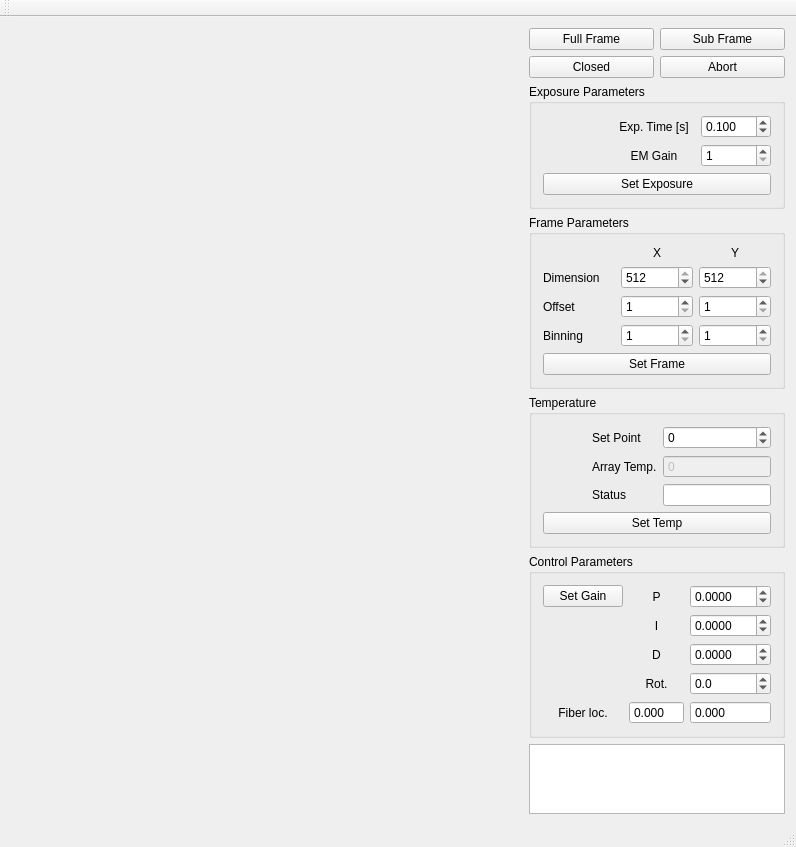
Old version of the form src/fttMainWindow.ui in the repository tmccrack/cameraLibrary.
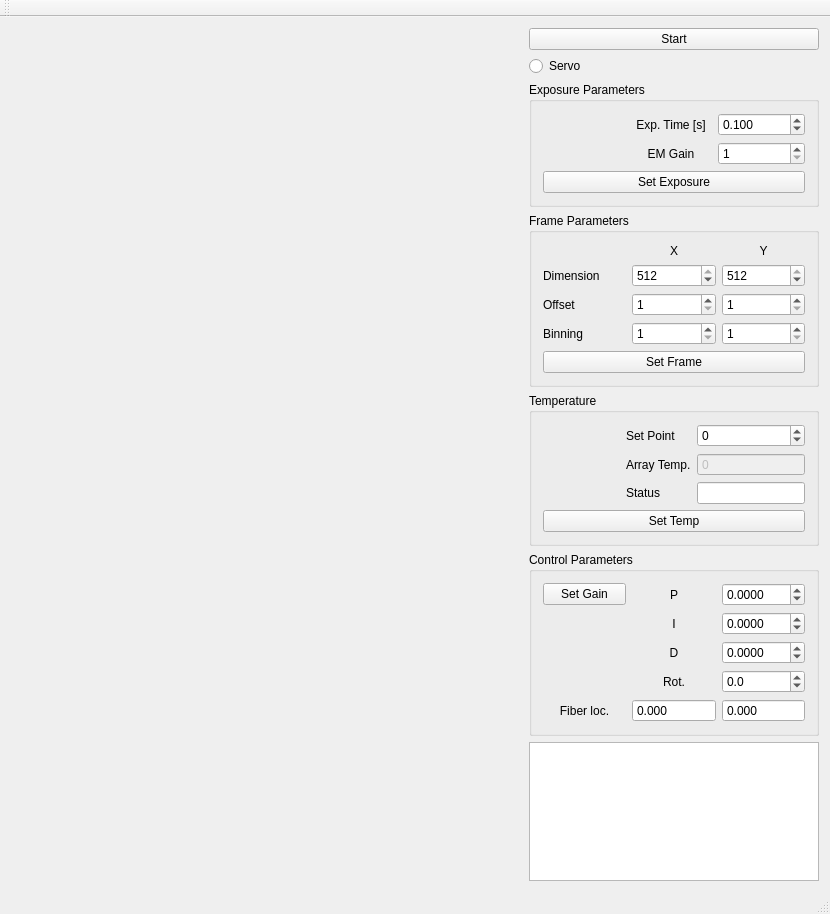
New version of the form.

Diff of the .ui file:
```diff
--- a/src/fttMainWindow.ui
+++ b/src/fttMainWindow.ui
@@ -6,8 +6,8 @@
    <rect>
     <x>0</x>
     <y>0</y>
-    <width>762</width>
-    <height>811</height>
+    <width>830</width>
+    <height>914</height>
    </rect>
   </property>
   <property name="windowTitle">
@@ -36,30 +36,8 @@
      <layout class="QVBoxLayout" name="button_vl">
       <item>
        <layout class="QGridLayout" name="button_grid">
-        <item row="4" column="2">
-         <widget class="QPushButton" name="btn_SubFrame">
-          <property name="sizePolicy">
-           <sizepolicy hsizetype="Expanding" vsizetype="Fixed">
-            <horstretch>0</horstretch>
-            <verstretch>0</verstretch>
-           </sizepolicy>
-          </property>
-          <property name="maximumSize">
-           <size>
-            <width>16777215</width>
-            <height>25</height>
-           </size>
-          </property>
-          <property name="toolTip">
-           <string>Start subframe exposures. Subframe determined by frame parameters.</string>
-          </property>
-          <property name="text">
-           <string>Sub Frame</string>
-          </property>
-         </widget>
-        </item>
-        <item row="4" column="1">
-         <widget class="QPushButton" name="btn_FullFrame">
+        <item row="4" column="0">
+         <widget class="QPushButton" name="btn_ToggleCam">
           <property name="sizePolicy">
            <sizepolicy hsizetype="Expanding" vsizetype="Fixed">
             <horstretch>0</horstretch>
@@ -76,45 +54,14 @@
            <string>Start full frame exposures</string>
           </property>
           <property name="text">
-           <string>Full Frame</string>
+           <string>Start</string>
           </property>
          </widget>
         </item>
-        <item row="5" column="1">
-         <widget class="QPushButton" name="btn_Closed">
-          <property name="sizePolicy">
-           <sizepolicy hsizetype="Expanding" vsizetype="Fixed">
-            <horstretch>0</horstretch>
-            <verstretch>0</verstretch>
-           </sizepolicy>
-          </property>
-          <property name="maximumSize">
-           <size>
-            <width>16777215</width>
-            <height>25</height>
-           </size>
-          </property>
-          <property name="toolTip">
-           <string>Start closed loop operation.</string>
-          </property>
+        <item row="5" column="0">
+         <widget class="QRadioButton" name="radioButton">
           <property name="text">
-           <string>Closed</string>
-          </property>
-         </widget>
-        </item>
-        <item row="5" column="2">
-         <widget class="QPushButton" name="btn_Abort">
-          <property name="sizePolicy">
-           <sizepolicy hsizetype="Expanding" vsizetype="Fixed">
-            <horstretch>0</horstretch>
-            <verstretch>0</verstretch>
-           </sizepolicy>
-          </property>
-          <property name="toolTip">
-           <string>Abort current exposure sequence</string>
-          </property>
-          <property name="text">
-           <string>Abort</string>
+           <string>Servo</string>
           </property>
          </widget>
         </item>
```
Left out of the diff: 4 changed lines with no effect on the pictures.
